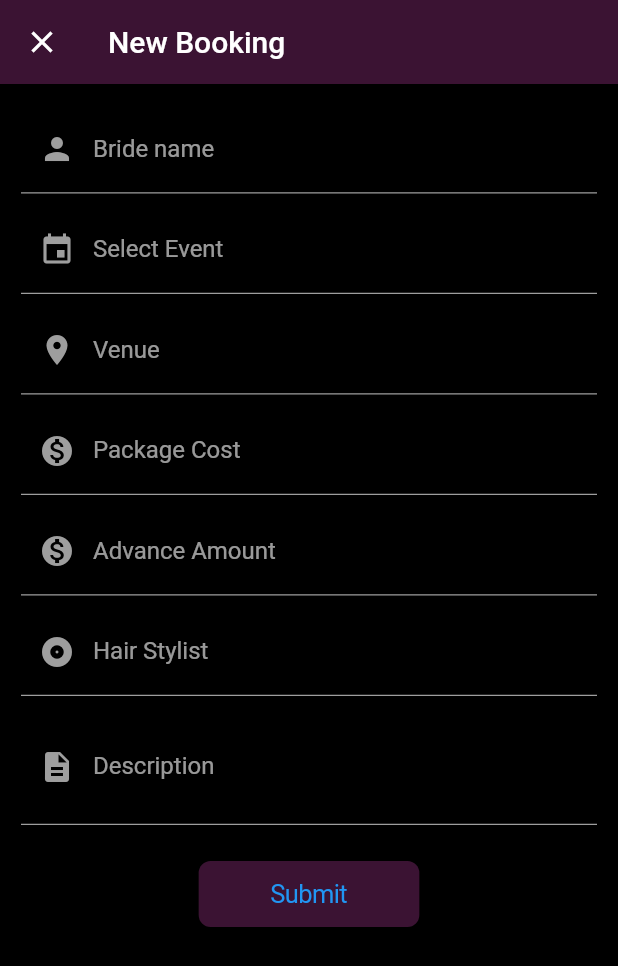
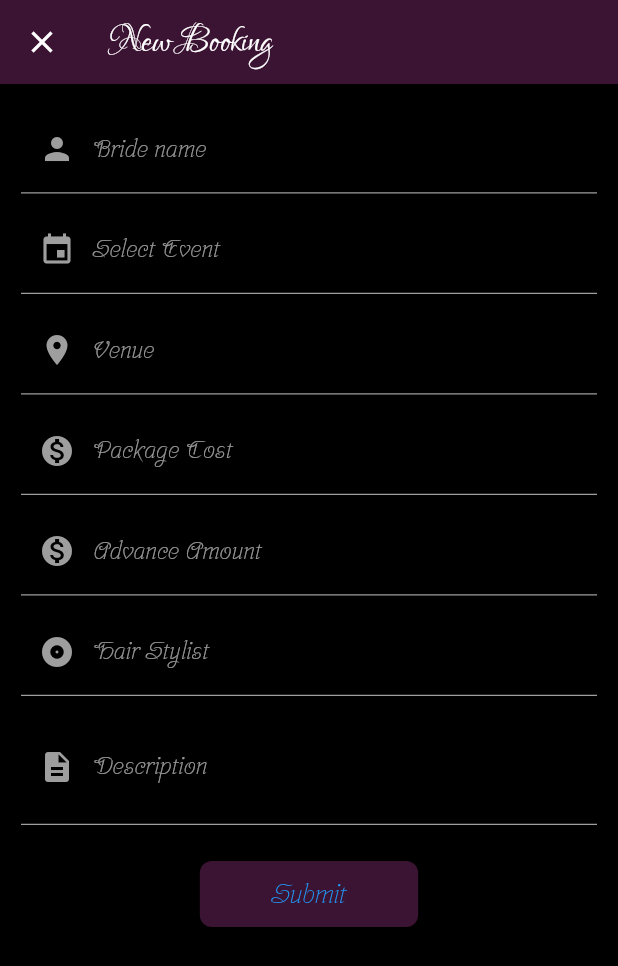
Before and after one commit to DouglasDao/BeautyBliss, a Flutter app: the screen it shows after launch, after a tap on the "details" icon, after a tap on the "add" icon, on a phone screen of 412 x 824 dp. Shown: the top 966 px of the screen. Run offline on Flutter 3.47's test engine with Material 2 defaults, Android fonts, the phone set to English and light mode, and no system bars; our stand-ins replace flutter_datetime_picker, sqflite; missing offline and left inert: month_picker_strip; accounts and stored records are empty.

Commit message:
Fonts changes updated

```diff
--- a/lib/BeautyBlissUtils.dart
+++ b/lib/BeautyBlissUtils.dart
@@ -4,6 +4,11 @@ import 'package:path/path.dart';
 import 'package:sqflite/sqflite.dart';
 
 import 'model/Booking.dart';
+
+/**
+ * Author: Douglas BR
+ * Date: 23 Jun 2020
+ */
 
 class BeautyBlissUtils {
   BuildContext mContext;
@@ -42,6 +47,10 @@ class BeautyBlissUtils {
         backgroundColor: Color(0xAB581d4c),
         behavior: SnackBarBehavior.fixed,
         content: Text(msg, style: TextStyle(color: Colors.white))));
+  }
+
+  Widget setText(String text, double size, String fontFamily) {
+    return Text(text, style: TextStyle(fontSize: size, fontFamily: fontFamily));
   }
 
   Future<void> showOkAlert(String msg, OkAlertCallback mAlertCallback) async {
@@ -114,7 +123,7 @@ class BeautyBlissUtils {
     Navigator.pop(mContext);
   }
 
-  void finishWithResult(dynamic result){
+  void finishWithResult(dynamic result) {
     Navigator.pop(mContext, result);
   }
 }
--- a/lib/BookingDetails.dart
+++ b/lib/BookingDetails.dart
@@ -5,6 +5,11 @@ import 'package:flutter/material.dart';
 
 import 'BeautyBlissUtils.dart';
 import 'model/Booking.dart';
+
+/**
+ * Author: Douglas BR
+ * Date: 23 Jun 2020
+ */
 
 class BookingDetails extends StatelessWidget {
 
@@ -38,7 +43,7 @@ class BookingDetails extends StatelessWidget {
             leading: IconButton(
                 icon: Icon(Icons.close, color: Colors.white),
                 onPressed: () => BeautyBlissUtils(mContext: context).finish()),
-            title: Text("Booking Details"),
+            title: BeautyBlissUtils(mContext: context).setText("Booking Details", 32.0, 'Lovers Quarrel'),
             backgroundColor: Color(0xAB581d4c)),
 
         body: Padding(
--- a/lib/Dashboard.dart
+++ b/lib/Dashboard.dart
@@ -7,6 +7,11 @@ import 'package:intl/intl.dart';
 import 'package:month_picker_strip/month_picker_strip.dart';
 
 import 'model/Booking.dart';
+
+/**
+ * Author: Douglas BR
+ * Date: 23 Jun 2020
+ */
 
 class Dashboard extends StatefulWidget {
   @override
@@ -27,15 +32,15 @@ class DashboardStateFul extends State<Dashboard> {
 
       backgroundColor: Color(0xFF000000),
 
-      appBar: AppBar(
-          leading: IconButton(
-              icon: Icon(getAppBarIcon(_tabPos), color: Colors.lightBlue), onPressed: null,
-          ),
-          title: Text(getAppBarTitle(_tabPos)),
-            backgroundColor: Color(0xAB581d4c)
-      ),
+        appBar: AppBar(
+            leading: IconButton(
+              icon: Icon(getAppBarIcon(_tabPos), color: Colors.lightBlue),
+              onPressed: null,
+            ),
+            title: BeautyBlissUtils(mContext: context).setText(getAppBarTitle(_tabPos), 32.0, 'Lovers Quarrel'),
+            backgroundColor: Color(0xAB581d4c)),
 
-      body: _isDashOrBookingDetailsView(_tabPos),
+        body: _isDashOrBookingDetailsView(_tabPos),
 
       floatingActionButtonLocation: FloatingActionButtonLocation.centerDocked,
       floatingActionButton: FloatingActionButton(
@@ -85,8 +90,8 @@ class DashboardStateFul extends State<Dashboard> {
             children: <Widget>[
 
               MonthStrip(
-                normalTextStyle: TextStyle(color: Colors.white30),
-                selectedTextStyle: TextStyle(color: Colors.white),
+                normalTextStyle: TextStyle(color: Colors.white30, fontFamily: 'Srisakdi'),
+                selectedTextStyle: TextStyle(color: Colors.white, fontFamily: 'Srisakdi'),
                 format: 'MMM yyyy',
                 from: DateTime(DateTime.now().year, DateTime.now().month),
                 to: DateTime(2030, 12),
@@ -107,7 +112,6 @@ class DashboardStateFul extends State<Dashboard> {
                       return Center(child: CircularProgressIndicator());
 
                     } else {
-                      print(snapshot.data.length);
                       if (snapshot.hasData && snapshot.data.length > 0) {
                         return ListView.builder(
                           padding: const EdgeInsets.all(8),
@@ -143,7 +147,7 @@ class DashboardStateFul extends State<Dashboard> {
                         );
                       } else {
                         return Center(
-                          child: Text("No Data Available!"),
+                          child: BeautyBlissUtils(mContext: context).setText("No Bookings Found!", 20.0, 'Srisakdi')
                         );
                       }
                     }
--- a/lib/NewBooking.dart
+++ b/lib/NewBooking.dart
@@ -7,6 +7,10 @@ import 'package:flutter_datetime_picker/flutter_datetime_picker.dart';
 import "package:intl/intl.dart";
 import 'package:sqflite/sqflite.dart';
 
+/**
+ * Author: Douglas BR
+ * Date: 23 Jun 2020
+ */
 
 class NewBooking extends StatefulWidget {
   @override
@@ -61,7 +65,7 @@ class NewBookingState extends State<NewBooking> {
                 icon: Icon(Icons.close, color: Colors.white),
                 onPressed: () => BeautyBlissUtils(mContext: context).finishWithResult("")
             ),
-            title: Text("New Booking"),
+            title: BeautyBlissUtils(mContext: context).setText("New Booking", 32.0, 'Lovers Quarrel'),
             backgroundColor: Color(0xAB581d4c)
         ),
 
@@ -174,7 +178,7 @@ class NewBookingState extends State<NewBooking> {
                         children: <Widget>[
                           CupertinoButton(
                             borderRadius: BorderRadius.circular(8.0), color: Color(0xAB581d4c), padding: EdgeInsets.fromLTRB(48.0, 0.0, 48.0, 0.0),
-                            onPressed: _onSubmitNewBookingForm, child: Text("Submit"),
+                            onPressed: _onSubmitNewBookingForm, child: BeautyBlissUtils(mContext: context).setText('Submit', 18.0, 'Srisakdi'),
                           ),
                         ])
                     ],
@@ -233,7 +237,7 @@ class NewBookingState extends State<NewBooking> {
 
   Widget _setEventTypeCupertinoSheet(BuildContext context, String actionSheetText,bool state) {
 
-    return CupertinoActionSheetAction(child: Text(actionSheetText, style: TextStyle(color: Colors.blue, fontSize: 16)),
+    return CupertinoActionSheetAction(child: Text(actionSheetText, style: TextStyle(color: Colors.blue, fontSize: 16, fontFamily: 'Srisakdi')),
         onPressed: () {
           dateTimeShow = true;
           eventTypeController.text = actionSheetText;
@@ -380,7 +384,7 @@ class NewBookingState extends State<NewBooking> {
   TextFormField _setBasicTextFormFieldWidget(TextEditingController textEditingController, bool isReadOnly, TextInputType inputType, TextInputAction inputAction,
       int textMaxLines, TextStyle textStyle, FocusNode currFocusNode, FocusNode nextFocusNode, GestureTapCallback onTapped, InputDecoration inputDecoration) {
 
-    return TextFormField(controller: textEditingController, readOnly: isReadOnly, keyboardType: inputType, textInputAction: inputAction, maxLines: textMaxLines, style: textStyle,
+    return TextFormField(controller: textEditingController, readOnly: isReadOnly, keyboardType: inputType, textInputAction: inputAction, maxLines: textMaxLines, style: TextStyle(fontFamily: 'Srisakdi'),
       focusNode: currFocusNode, onFieldSubmitted:(term){ _fieldFocusChange(context, currFocusNode, nextFocusNode);}, onTap: onTapped, decoration: inputDecoration);
   }
 
@@ -432,7 +436,7 @@ class NewBookingState extends State<NewBooking> {
 class AlertEvent implements OkAlertCallback {
   @override
   void onOk(BuildContext context) {
-    BeautyBlissUtils(mContext: context).finishWithResult("refreshDashboard");
+    BeautyBlissUtils(mContext: context).finishWithResult("");
   }
 }
 
--- a/lib/Splash.dart
+++ b/lib/Splash.dart
@@ -4,6 +4,11 @@ import 'package:beautybliss/NewBooking.dart';
 import 'package:flutter/material.dart';
 import 'package:flutter/rendering.dart';
 import 'package:flutter/services.dart';
+
+/**
+ * Author: Douglas BR
+ * Date: 23 Jun 2020
+ */
 
 void main() {
   runApp(Splash());
@@ -58,12 +63,12 @@ class InitScreen extends State {
         children: <Widget>[
           Expanded(
             child: Center(
-                child: _setText('Beautyblissbydivs', 32.0, 'Srisakdi')
+                child: BeautyBlissUtils(mContext: context).setText('Beautyblissbydivs', 32.0, 'Srisakdi')
             ),
             flex: 12,
           ),
           Expanded(
-            child: _setText('Divya - Makeup & Hair!', 22.0, 'Lovers Quarrel'),
+            child: BeautyBlissUtils(mContext: context).setText('Divya - Makeup & Hair!', 22.0, 'Lovers Quarrel'),
             flex: 1,
           )
         ],
@@ -71,7 +76,5 @@ class InitScreen extends State {
     );
   }
 
-  Widget _setText(String text, double size, String fontFamily) {
-    return Text(text, style: TextStyle(fontSize: size, fontFamily: fontFamily));
-  }
+
 }
--- a/lib/main.dart
+++ b/lib/main.dart
@@ -1,4 +1,9 @@
 import 'package:beautybliss/Splash.dart';
 import 'package:flutter/material.dart';
 
+/**
+ * Author: Douglas BR
+ * Date: 23 Jun 2020
+ */
+
 void main() => runApp(Splash());
--- a/lib/model/Booking.dart
+++ b/lib/model/Booking.dart
@@ -1,3 +1,8 @@
+/**
+ * Author: Douglas BR
+ * Date: 23 Jun 2020
+ */
+
 class Booking {
 
   final String brideName, eventType, receptionDateTime, weddingDateTime, otherEventDateTime, receptionMonth, weddingMonth, otherEventMonth, venue, hairStylist, description;
--- a/pubspec.yaml
+++ b/pubspec.yaml
@@ -68,7 +68,7 @@ flutter:
          - asset: fonts/Caveat-Regular.ttf
      - family: Dancing Script
        fonts:
-         - asset: fonts/DancingScript-VariableFont_wght.ttf
+         - asset: fonts/DancingScript.ttf
      - family: MrsSaintDelafield
        fonts:
          - asset: fonts/MrsSaintDelafield-Regular.ttf
```
Also changed, not shown: fonts/DancingScript.ttf (renamed from fonts/DancingScript-VariableFont_wght.ttf), 2 other files.
